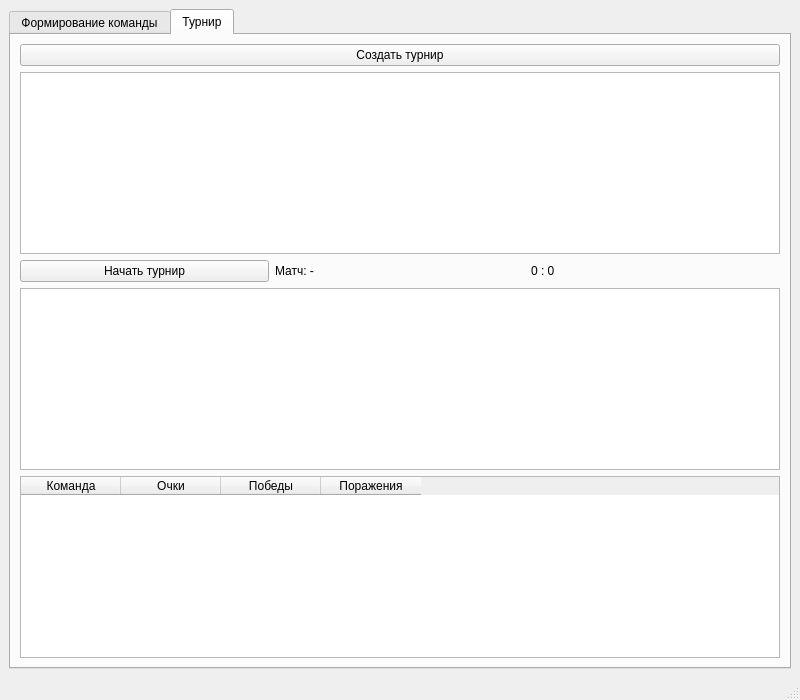
The window that mainwindow.ui (vladkb-231/coursework) describes before a commit, drawn with Qt 5.
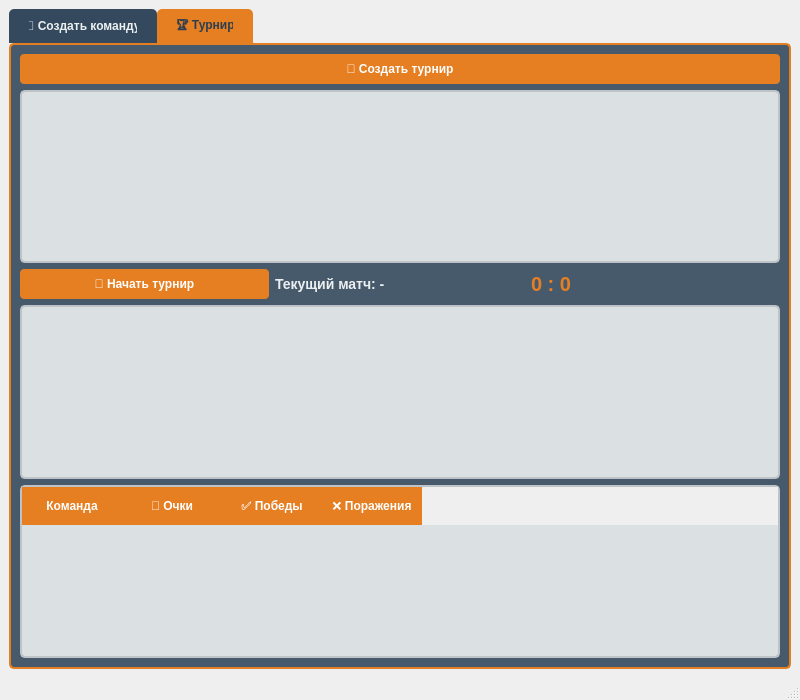
The same window after the commit. The open tabs and pages were chosen to show the change.

```diff
--- a/mainwindow.ui
+++ b/mainwindow.ui
@@ -11,7 +11,144 @@
    </rect>
   </property>
   <property name="windowTitle">
-   <string>Симуляция турнира</string>
+   <string>Volleyball Tournament Manager</string>
+  </property>
+  <property name="styleSheet">
+   <string notr="true">
+    /* Основные стили */
+    QMainWindow {
+        background: qlineargradient(x1:0, y1:0, x2:1, y2:1,
+                    stop:0 #2c3e50, stop:1 #3498db);
+    }
+    QTabWidget::pane {
+        border: 2px solid #e67e22;
+        border-radius: 5px;
+        background: rgba(52, 73, 94, 0.9);
+    }
+    QTabBar::tab {
+        background: #34495e;
+        color: #ecf0f1;
+        padding: 10px 20px;
+        border-top-left-radius: 5px;
+        border-top-right-radius: 5px;
+        font-weight: bold;
+    }
+    QTabBar::tab:selected {
+        background: #e67e22;
+        color: #2c3e50;
+    }
+    QPushButton {
+        background-color: #e67e22;
+        color: white;
+        border: none;
+        border-radius: 4px;
+        padding: 8px 15px;
+        font-weight: bold;
+        min-width: 100px;
+    }
+    QPushButton:hover {
+        background-color: #d35400;
+    }
+    QPushButton:disabled {
+        background-color: #95a5a6;
+    }
+    QListWidget {
+        background: rgba(236, 240, 241, 0.9);
+        border: 2px solid #bdc3c7;
+        border-radius: 5px;
+        font-size: 14px;
+    }
+    QListWidget::item {
+        padding: 8px;
+        border-bottom: 1px solid #bdc3c7;
+    }
+    QListWidget::item:selected {
+        background: #3498db;
+        color: white;
+    }
+    QTableWidget {
+        background: rgba(236, 240, 241, 0.9);
+        border: 2px solid #bdc3c7;
+        border-radius: 5px;
+        alternate-background-color: #f8f9f9;
+        gridline-color: #bdc3c7;
+    }
+    QHeaderView::section {
+        background-color: #e67e22;
+        color: white;
+        padding: 10px;
+        border: none;
+        font-weight: bold;
+    }
+    QTextEdit {
+        background: rgba(236, 240, 241, 0.9);
+        border: 2px solid #bdc3c7;
+        border-radius: 5px;
+        font-family: 'Arial';
+        font-size: 14px;
+    }
+    QLabel {
+        color: #ecf0f1;
+        font-weight: bold;
+        font-size: 14px;
+    }
+    QSpinBox, QLineEdit {
+        background: #ecf0f1;
+        border: 2px solid #bdc3c7;
+        border-radius: 4px;
+        padding: 5px;
+        min-height: 25px;
+    }
+    QSpinBox::up-button, QSpinBox::down-button {
+        width: 20px;
+    }
+
+    /* Стили для информационных сообщений */
+    QMessageBox {
+        background-color: #2c3e50;
+        border: 2px solid #e67e22;
+        border-radius: 5px;
+    }
+    QMessageBox QLabel {
+        color: #ecf0f1;
+        font-size: 14px;
+        font-weight: bold;
+    }
+    QMessageBox QPushButton {
+        background-color: #e67e22;
+        color: white;
+        border: none;
+        border-radius: 4px;
+        padding: 8px 15px;
+        min-width: 80px;
+        font-weight: bold;
+    }
+    QMessageBox QPushButton:hover {
+        background-color: #d35400;
+    }
+    QMessageBox QPushButton:pressed {
+        background-color: #b34700;
+    }
+
+    /* Стили для сообщений об ошибках */
+    QMessageBoxCritical {
+        background-color: #e74c3c;
+        border: 2px solid #c0392b;
+    }
+    QMessageBoxCritical QLabel {
+        color: #ffffff;
+        font-size: 14px;
+        font-weight: bold;
+    }
+    QMessageBoxCritical QPushButton {
+        background-color: #c0392b;
+        color: white;
+        border: 1px solid #a93226;
+    }
+    QMessageBoxCritical QPushButton:hover {
+        background-color: #b03a2e;
+    }
+   </string>
   </property>
   <widget class="QWidget" name="centralwidget">
    <layout class="QVBoxLayout" name="verticalLayoutMain">
@@ -20,7 +157,7 @@
       <!-- Вкладка Формирование команды -->
       <widget class="QWidget" name="tabTeam">
        <attribute name="title">
-        <string>Формирование команды</string>
+        <string>🏐 Создать команду</string>
        </attribute>
        <layout class="QVBoxLayout" name="verticalLayoutTeam">
         <item>
@@ -118,13 +255,13 @@
       <!-- Вкладка Турнир -->
       <widget class="QWidget" name="tabTournament">
        <attribute name="title">
-        <string>Турнир</string>
+        <string>🏆 Турнир</string>
        </attribute>
        <layout class="QVBoxLayout" name="verticalLayoutTournament">
         <item>
          <widget class="QPushButton" name="createTournamentButton">
           <property name="text">
-           <string>Создать турнир</string>
+           <string>🎯 Создать турнир</string>
           </property>
          </widget>
         </item>
@@ -136,19 +273,22 @@
           <item>
            <widget class="QPushButton" name="startTournamentButton">
             <property name="text">
-             <string>Начать турнир</string>
+             <string>🚀 Начать турнир</string>
             </property>
            </widget>
           </item>
           <item>
            <widget class="QLabel" name="currentMatchLabel">
             <property name="text">
-             <string>Матч: -</string>
+             <string>Текущий матч: -</string>
             </property>
            </widget>
           </item>
           <item>
            <widget class="QLabel" name="scoreLabel">
+            <property name="styleSheet">
+             <string notr="true">font-size: 20px; color: #e67e22;</string>
+            </property>
             <property name="text">
              <string>0 : 0</string>
             </property>
@@ -178,17 +318,17 @@
           </column>
           <column>
            <property name="text">
-            <string>Очки</string>
+            <string>🏅 Очки</string>
            </property>
           </column>
           <column>
            <property name="text">
-            <string>Победы</string>
+            <string>✅ Победы</string>
            </property>
           </column>
           <column>
            <property name="text">
-            <string>Поражения</string>
+            <string>❌ Поражения</string>
            </property>
           </column>
          </widget>
```
Left out of the diff: 62 changed lines with no effect on the pictures.
